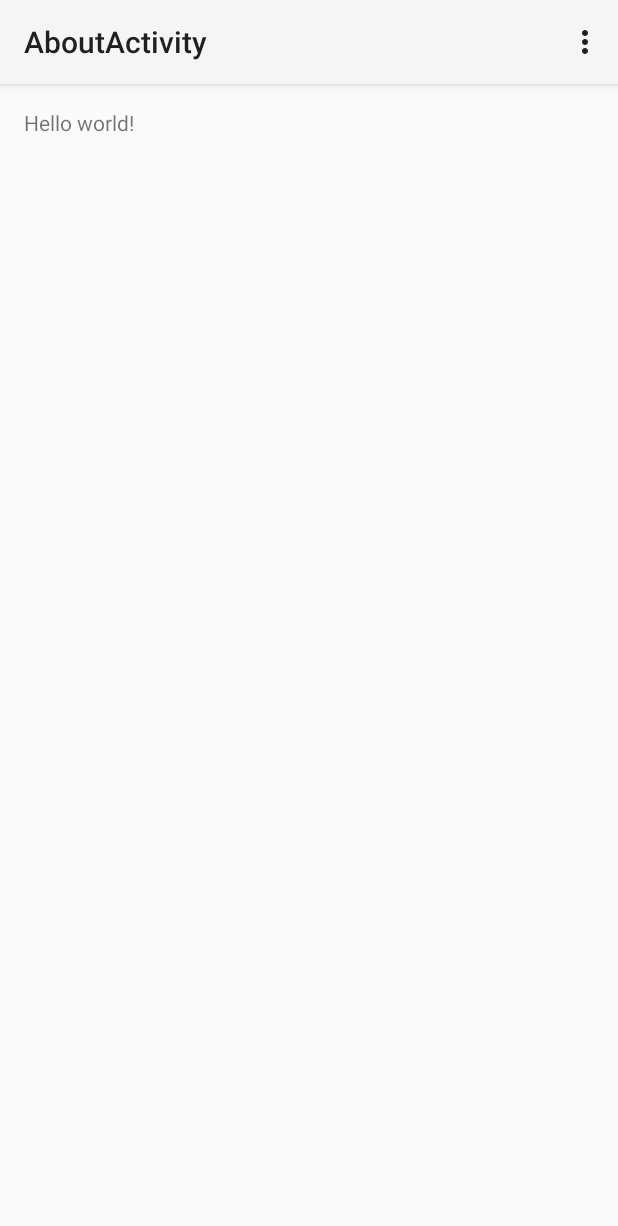
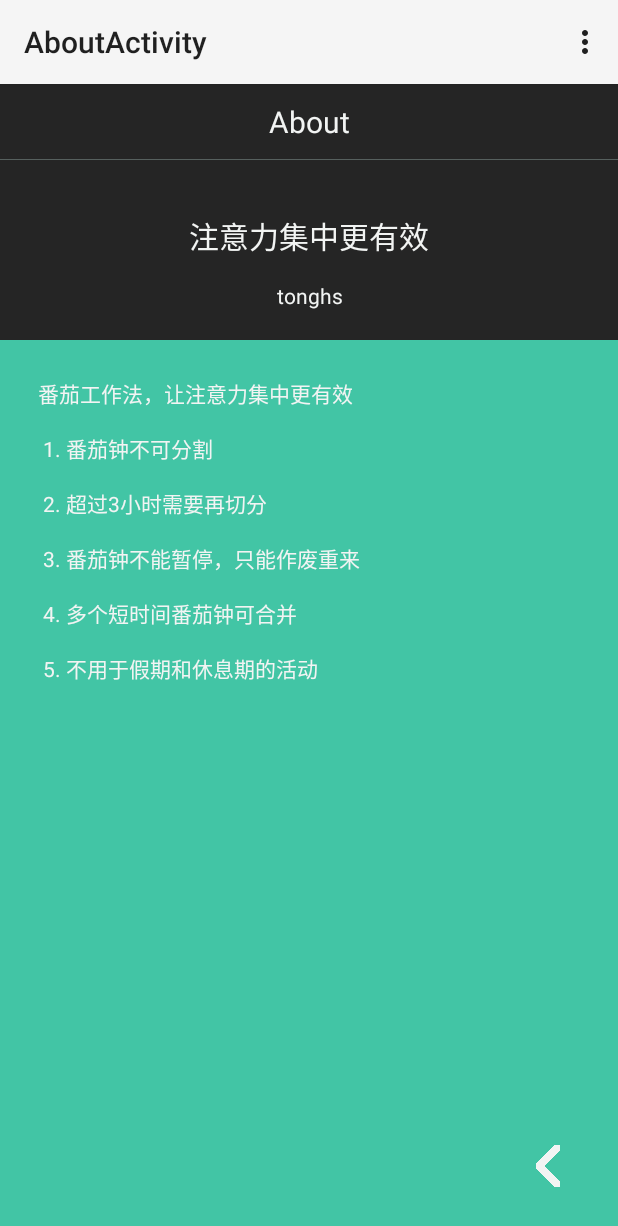
Before and after one commit to tonghs/OPomodoro, an Android app: the AboutActivity screen opened directly, with no data from a screen before it, on a phone screen of 412 x 824 dp. Shown: the top 1226 px of the screen. Run offline under Robolectric (Android 15) with nearby library versions, the phone set to English and light mode, and no system bars.

Commit message:
about activity

```diff
--- a/OPomodoro/src/main/java/com/tonghs/opomodoro/AboutActivity.java
+++ b/OPomodoro/src/main/java/com/tonghs/opomodoro/AboutActivity.java
@@ -62,4 +62,8 @@ public class AboutActivity extends ActionBarActivity {
         }
     }
 
+    public void btn_return(View v){
+        this.finish();
+    }
+
 }
--- a/OPomodoro/src/main/res/layout/activity_about.xml
+++ b/OPomodoro/src/main/res/layout/activity_about.xml
@@ -1,7 +1,66 @@
-<FrameLayout xmlns:android="http://schemas.android.com/apk/res/android"
+<RelativeLayout xmlns:android="http://schemas.android.com/apk/res/android"
     xmlns:tools="http://schemas.android.com/tools"
     android:id="@+id/container"
     android:layout_width="match_parent"
     android:layout_height="match_parent"
-    tools:context="com.tonghs.opomodoro.AboutActivity"
-    tools:ignore="MergeRootFrame" />
+    android:background="@color/bg_color"
+    tools:context=".MainActivity"
+    tools:ignore="MergeRootFrame" >
+
+    <LinearLayout
+        android:layout_width="fill_parent"
+        android:layout_height="wrap_content"
+        android:layout_alignParentTop="true"
+        android:orientation="vertical">
+        <TextView
+            android:layout_width="fill_parent"
+            android:layout_height="@dimen/title_height"
+            android:textSize="@dimen/title_font_size"
+            android:textColor="@color/font_color"
+            android:background="@color/slogan_bg_color"
+            android:gravity="center"
+            android:text="About"/>
+        <TextView
+            android:layout_width="fill_parent"
+            android:layout_height="@dimen/hr"
+            android:background="@color/hr_color"/>
+        <TextView
+            android:layout_width="fill_parent"
+            android:layout_height="wrap_content"
+            android:paddingTop="@dimen/slogan_padding_top"
+            android:textSize="@dimen/slogan_font_size"
+            android:textColor="@color/font_color"
+            android:background="@color/slogan_bg_color"
+            android:gravity="center"
+            android:text="@string/slogan"/>
+        <TextView
+            android:layout_width="fill_parent"
+            android:layout_height="wrap_content"
+            android:paddingTop="@dimen/slogan_name_split"
+            android:paddingBottom="@dimen/slogan_padding_bottom"
+            android:textColor="@color/font_color"
+            android:background="@color/slogan_bg_color"
+            android:gravity="center"
+            android:text="@string/name"/>
+        <TextView
+            android:layout_width="fill_parent"
+            android:layout_height="wrap_content"
+            android:padding="@dimen/container_margin"
+            android:textColor="@color/font_color"
+            android:text="@string/description"/>
+    </LinearLayout>
+
+    <LinearLayout
+        android:layout_width="fill_parent"
+        android:layout_height="wrap_content"
+        android:layout_alignParentBottom="true"
+        android:layout_margin="@dimen/container_margin"
+        android:gravity="right">
+        <ImageButton
+            android:layout_width="wrap_content"
+            android:layout_height="wrap_content"
+            android:background="@color/bg_color"
+            android:src="@drawable/arrow_left"
+            android:onClick="btn_return"/>
+    </LinearLayout>
+</RelativeLayout>
--- a/OPomodoro/src/main/res/layout/fragment_about.xml
+++ b/OPomodoro/src/main/res/layout/fragment_about.xml
@@ -8,9 +8,4 @@
     android:paddingBottom="@dimen/activity_vertical_margin"
     tools:context="com.tonghs.opomodoro.AboutActivity$PlaceholderFragment">
 
-    <TextView
-        android:text="@string/hello_world"
-        android:layout_width="wrap_content"
-        android:layout_height="wrap_content" />
-
 </RelativeLayout>
--- a/OPomodoro/src/main/res/values/color.xml
+++ b/OPomodoro/src/main/res/values/color.xml
@@ -4,4 +4,5 @@
     <color name="btn_color">#289678</color>
     <color name="font_color">#f2f4f3</color>
     <color name="slogan_bg_color">#252525</color>
+    <color name="hr_color">#56605e</color>
 </resources>
--- a/OPomodoro/src/main/res/values/dimens.xml
+++ b/OPomodoro/src/main/res/values/dimens.xml
@@ -10,6 +10,12 @@
     <dimen name="btn_width">100dp</dimen>
     <dimen name="btn_height">40dp</dimen>
 
-    <dimen name="slogan_padding">20dp</dimen>
+    <dimen name="slogan_padding_top">35dp</dimen>
+    <dimen name="slogan_padding_bottom">20dp</dimen>
     <dimen name="slogan_font_size">20dp</dimen>
+
+    <dimen name="title_height">50dp</dimen>
+    <dimen name="title_font_size">20dp</dimen>
+    <dimen name="slogan_name_split">15dp</dimen>
+    <dimen name="hr">1px</dimen>
     </resources>
--- a/OPomodoro/src/main/res/values/strings.xml
+++ b/OPomodoro/src/main/res/values/strings.xml
@@ -7,5 +7,12 @@
     <string name="title_activity_about">AboutActivity</string>
     <string name="hello_world">Hello world!</string>
     <string name="action_settings">Settings</string>
+    <string name="name">tonghs</string>
+    <string name="description">番茄工作法，让注意力集中更有效\n\n
+        1. 番茄钟不可分割\n\n
+        2. 超过3小时需要再切分\n\n
+        3. 番茄钟不能暂停，只能作废重来\n\n
+        4. 多个短时间番茄钟可合并\n\n
+        5. 不用于假期和休息期的活动</string>
 
 </resources>
```
Also changed, not shown: OPomodoro/src/main/res/drawable-hdpi/arrow_left.png (added), OPomodoro/src/main/res/drawable-mdpi/arrow_left.png (added), OPomodoro/src/main/res/drawable-xhdpi/arrow_left.png (added), OPomodoro/src/main/res/drawable-xxhdpi/arrow_left.png (added).
